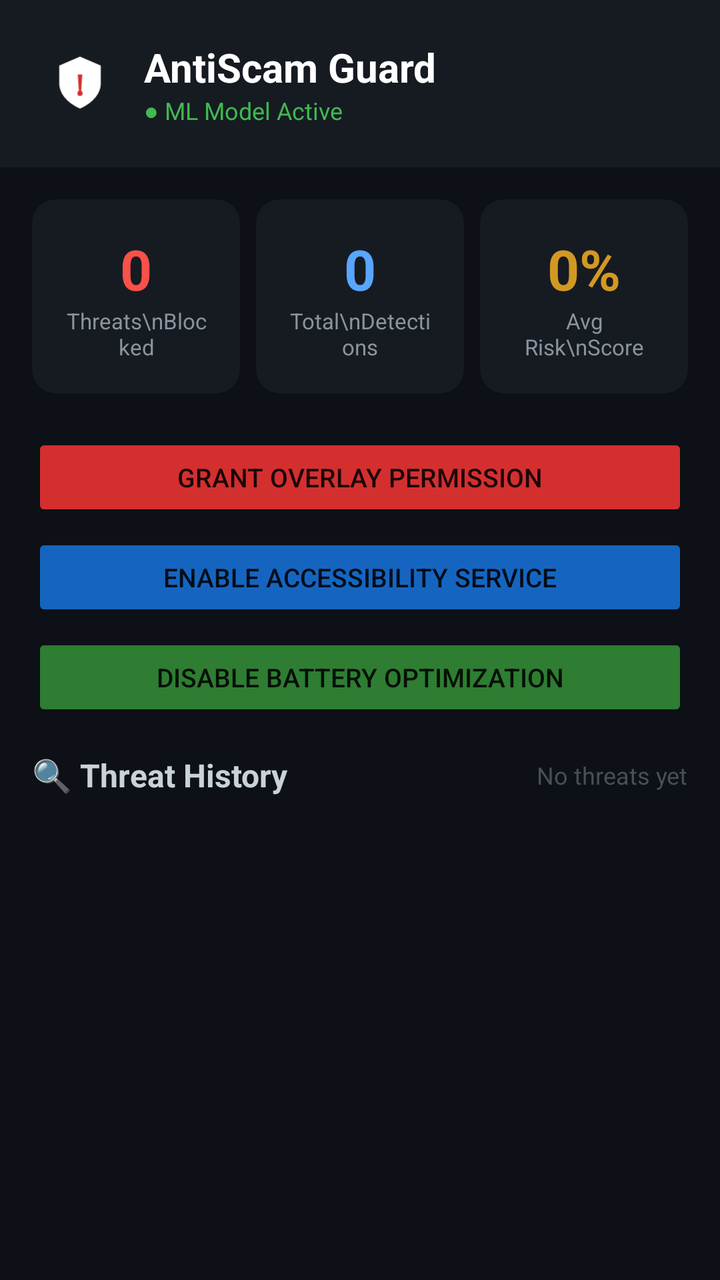
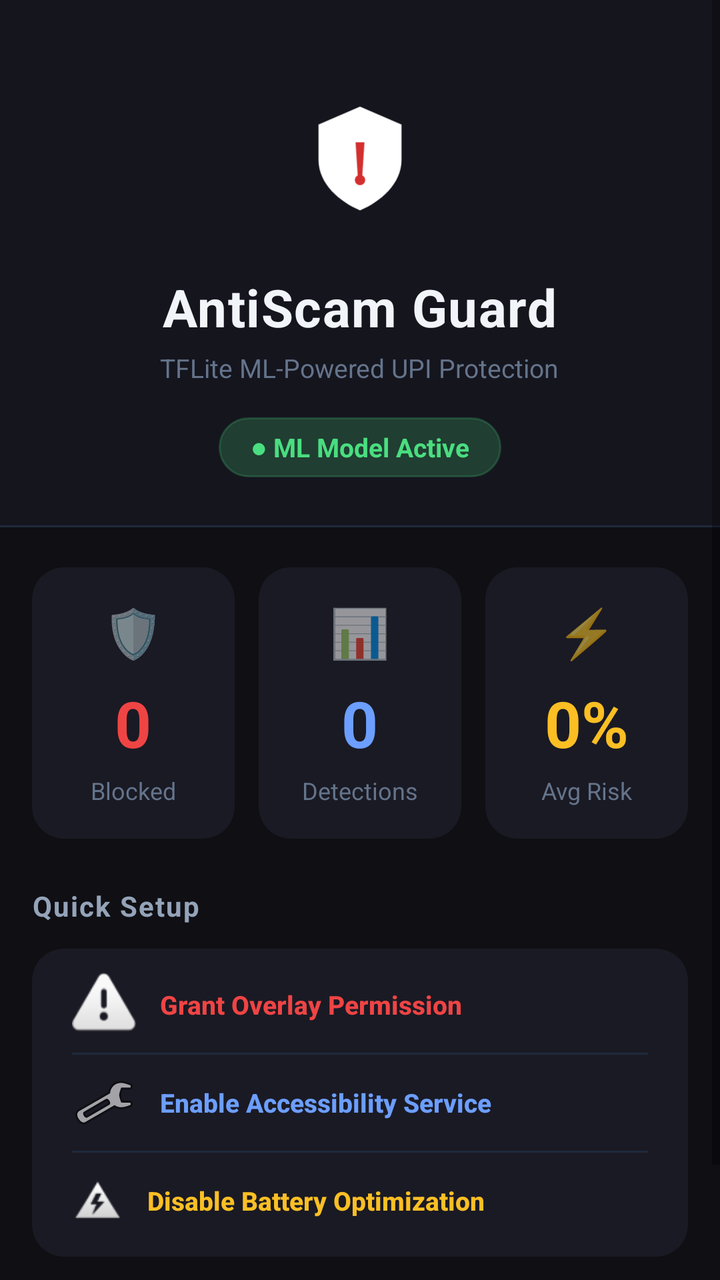

Two renders of the same Android screen: before a commit and after it. Below are the layout's source before the change and the commit's diff.
<!-- AndroidManifest.xml: application theme Theme.AntiScamApp -->
<!-- res/layout/activity_main.xml -->
<?xml version="1.0" encoding="utf-8"?>
<LinearLayout xmlns:android="http://schemas.android.com/apk/res/android"
    xmlns:app="http://schemas.android.com/apk/res-auto"
    android:layout_width="match_parent"
    android:layout_height="match_parent"
    android:orientation="vertical"
    android:background="#0D1117">

    
    <LinearLayout
        android:layout_width="match_parent"
        android:layout_height="wrap_content"
        android:orientation="horizontal"
        android:gravity="center_vertical"
        android:padding="20dp"
        android:background="#161B22">

        <ImageView
            android:layout_width="40dp"
            android:layout_height="40dp"
            android:src="@drawable/ic_launcher_foreground"
            android:layout_marginEnd="12dp" />

        <LinearLayout
            android:layout_width="0dp"
            android:layout_height="wrap_content"
            android:layout_weight="1"
            android:orientation="vertical">

            <TextView
                android:layout_width="wrap_content"
                android:layout_height="wrap_content"
                android:text="AntiScam Guard"
                android:textColor="#FFFFFF"
                android:textSize="20sp"
                android:textStyle="bold" />

            <TextView
                android:id="@+id/tv_status"
                android:layout_width="wrap_content"
                android:layout_height="wrap_content"
                android:text="● ML Model Active"
                android:textColor="#3FB950"
                android:textSize="12sp" />
        </LinearLayout>
    </LinearLayout>

    
    <LinearLayout
        android:layout_width="match_parent"
        android:layout_height="wrap_content"
        android:orientation="horizontal"
        android:padding="12dp"
        android:gravity="center">

        
        <androidx.cardview.widget.CardView
            android:layout_width="0dp"
            android:layout_height="wrap_content"
            android:layout_weight="1"
            android:layout_margin="4dp"
            app:cardBackgroundColor="#161B22"
            app:cardCornerRadius="12dp"
            app:cardElevation="0dp">

            <LinearLayout
                android:layout_width="match_parent"
                android:layout_height="wrap_content"
                android:orientation="vertical"
                android:gravity="center"
                android:padding="16dp">

                <TextView
                    android:id="@+id/tv_stat_blocked"
                    android:layout_width="wrap_content"
                    android:layout_height="wrap_content"
                    android:text="0"
                    android:textColor="#F85149"
                    android:textSize="28sp"
                    android:textStyle="bold" />

                <TextView
                    android:layout_width="wrap_content"
                    android:layout_height="wrap_content"
                    android:text="Threats\nBlocked"
                    android:textColor="#8B949E"
                    android:textSize="11sp"
                    android:gravity="center" />
            </LinearLayout>
        </androidx.cardview.widget.CardView>

        
        <androidx.cardview.widget.CardView
            android:layout_width="0dp"
            android:layout_height="wrap_content"
            android:layout_weight="1"
            android:layout_margin="4dp"
            app:cardBackgroundColor="#161B22"
            app:cardCornerRadius="12dp"
            app:cardElevation="0dp">

            <LinearLayout
                android:layout_width="match_parent"
                android:layout_height="wrap_content"
                android:orientation="vertical"
                android:gravity="center"
                android:padding="16dp">

                <TextView
                    android:id="@+id/tv_stat_total"
                    android:layout_width="wrap_content"
                    android:layout_height="wrap_content"
                    android:text="0"
                    android:textColor="#58A6FF"
                    android:textSize="28sp"
                    android:textStyle="bold" />

                <TextView
                    android:layout_width="wrap_content"
                    android:layout_height="wrap_content"
                    android:text="Total\nDetections"
                    android:textColor="#8B949E"
                    android:textSize="11sp"
                    android:gravity="center" />
            </LinearLayout>
        </androidx.cardview.widget.CardView>

        
        <androidx.cardview.widget.CardView
            android:layout_width="0dp"
            android:layout_height="wrap_content"
            android:layout_weight="1"
            android:layout_margin="4dp"
            app:cardBackgroundColor="#161B22"
            app:cardCornerRadius="12dp"
            app:cardElevation="0dp">

            <LinearLayout
                android:layout_width="match_parent"
                android:layout_height="wrap_content"
                android:orientation="vertical"
                android:gravity="center"
                android:padding="16dp">

                <TextView
                    android:id="@+id/tv_stat_risk"
                    android:layout_width="wrap_content"
                    android:layout_height="wrap_content"
                    android:text="0%"
                    android:textColor="#D29922"
                    android:textSize="28sp"
                    android:textStyle="bold" />

                <TextView
                    android:layout_width="wrap_content"
                    android:layout_height="wrap_content"
                    android:text="Avg Risk\nScore"
                    android:textColor="#8B949E"
                    android:textSize="11sp"
                    android:gravity="center" />
            </LinearLayout>
        </androidx.cardview.widget.CardView>
    </LinearLayout>

    
    <LinearLayout
        android:layout_width="match_parent"
        android:layout_height="wrap_content"
        android:orientation="vertical"
        android:paddingHorizontal="16dp"
        android:paddingTop="4dp">

        <Button
            android:id="@+id/btn_enable_overlay"
            android:layout_width="match_parent"
            android:layout_height="44dp"
            android:text="@string/enable_overlay_button"
            android:textSize="13sp"
            android:layout_marginBottom="6dp"
            android:backgroundTint="#D32F2F" />

        <Button
            android:id="@+id/btn_enable_accessibility"
            android:layout_width="match_parent"
            android:layout_height="44dp"
            android:text="@string/enable_service_button"
            android:textSize="13sp"
            android:layout_marginBottom="6dp"
            android:backgroundTint="#1565C0" />

        <Button
            android:id="@+id/btn_battery_opt"
            android:layout_width="match_parent"
            android:layout_height="44dp"
            android:text="Disable Battery Optimization"
            android:textSize="13sp"
            android:backgroundTint="#2E7D32" />
    </LinearLayout>

    
    <LinearLayout
        android:layout_width="match_parent"
        android:layout_height="wrap_content"
        android:orientation="horizontal"
        android:gravity="center_vertical"
        android:paddingHorizontal="16dp"
        android:paddingTop="16dp"
        android:paddingBottom="8dp">

        <TextView
            android:layout_width="0dp"
            android:layout_height="wrap_content"
            android:layout_weight="1"
            android:text="🔍 Threat History"
            android:textColor="#C9D1D9"
            android:textSize="16sp"
            android:textStyle="bold" />

        <TextView
            android:id="@+id/tv_no_history"
            android:layout_width="wrap_content"
            android:layout_height="wrap_content"
            android:text="No threats yet"
            android:textColor="#484F58"
            android:textSize="12sp" />
    </LinearLayout>

    
    <androidx.recyclerview.widget.RecyclerView
        android:id="@+id/rv_history"
        android:layout_width="match_parent"
        android:layout_height="0dp"
        android:layout_weight="1"
        android:paddingHorizontal="12dp"
        android:paddingBottom="8dp"
        android:clipToPadding="false" />

</LinearLayout>
<!-- resources referenced by this layout -->
<resources>
  <!-- drawable ic_launcher_foreground (drawable) -->
  <?xml version="1.0" encoding="utf-8"?>
  <vector xmlns:android="http://schemas.android.com/apk/res/android"
      android:width="108dp"
      android:height="108dp"
      android:viewportWidth="108"
      android:viewportHeight="108">
      
      <path
          android:fillColor="#FFFFFF"
          android:pathData="M54,18 L82,30 L82,54 C82,70 68,82 54,88 C40,82 26,70 26,54 L26,30 Z" />
      
      <path
          android:fillColor="#D32F2F"
          android:pathData="M51,42 L57,42 L55.5,65 L52.5,65 Z" />
      
      <path
          android:fillColor="#D32F2F"
          android:pathData="M54,67.5 m-3.5,0 a3.5,3.5 0 1,0 7,0 a3.5,3.5 0 1,0 -7,0" />
  </vector>
  <string name="enable_overlay_button">Grant Overlay Permission</string>
  <string name="enable_service_button">Enable Accessibility Service</string>
  <style name="Theme.AntiScamApp" parent="Theme.MaterialComponents.DayNight.NoActionBar">
          <item name="colorPrimary">@color/red_warning_solid</item>
          <item name="colorPrimaryVariant">@color/red_dark</item>
          <item name="colorOnPrimary">@color/white</item>
          <item name="colorSecondary">@color/green_safe</item>
          <item name="colorOnSecondary">@color/white</item>
          <item name="android:statusBarColor" tools:targetApi="l">?attr/colorPrimaryVariant</item>
      </style>
  <color name="red_warning_solid">#FFD32F2F</color>
  <color name="red_dark">#FFB71C1C</color>
  <color name="white">#FFFFFFFF</color>
  <color name="green_safe">#FF388E3C</color>
</resources>

<!-- the commit's change to res/layout/activity_main.xml (unified diff, before → after) -->
@@ -1,238 +1,327 @@
 <?xml version="1.0" encoding="utf-8"?>
-<LinearLayout xmlns:android="http://schemas.android.com/apk/res/android"
-    xmlns:app="http://schemas.android.com/apk/res-auto"
+<ScrollView xmlns:android="http://schemas.android.com/apk/res/android"
     android:layout_width="match_parent"
     android:layout_height="match_parent"
-    android:orientation="vertical"
-    android:background="#0D1117">
-
-    
-    <LinearLayout
-        android:layout_width="match_parent"
-        android:layout_height="wrap_content"
-        android:orientation="horizontal"
-        android:gravity="center_vertical"
-        android:padding="20dp"
-        android:background="#161B22">
-
-        <ImageView
-            android:layout_width="40dp"
-            android:layout_height="40dp"
-            android:src="@drawable/ic_launcher_foreground"
-            android:layout_marginEnd="12dp" />
-
-        <LinearLayout
-            android:layout_width="0dp"
-            android:layout_height="wrap_content"
-            android:layout_weight="1"
-            android:orientation="vertical">
-
-            <TextView
-                android:layout_width="wrap_content"
-                android:layout_height="wrap_content"
-                android:text="AntiScam Guard"
-                android:textColor="#FFFFFF"
-                android:textSize="20sp"
-                android:textStyle="bold" />
-
-            <TextView
-                android:id="@+id/tv_status"
-                android:layout_width="wrap_content"
-                android:layout_height="wrap_content"
-                android:text="● ML Model Active"
-                android:textColor="#3FB950"
-                android:textSize="12sp" />
-        </LinearLayout>
-    </LinearLayout>
-
-    
-    <LinearLayout
-        android:layout_width="match_parent"
-        android:layout_height="wrap_content"
-        android:orientation="horizontal"
-        android:padding="12dp"
-        android:gravity="center">
-
-        
-        <androidx.cardview.widget.CardView
-            android:layout_width="0dp"
-            android:layout_height="wrap_content"
-            android:layout_weight="1"
-            android:layout_margin="4dp"
-            app:cardBackgroundColor="#161B22"
-            app:cardCornerRadius="12dp"
-            app:cardElevation="0dp">
-
-            <LinearLayout
-                android:layout_width="match_parent"
-                android:layout_height="wrap_content"
-                android:orientation="vertical"
-                android:gravity="center"
-                android:padding="16dp">
-
-                <TextView
-                    android:id="@+id/tv_stat_blocked"
-                    android:layout_width="wrap_content"
-                    android:layout_height="wrap_content"
-                    android:text="0"
-                    android:textColor="#F85149"
-                    android:textSize="28sp"
-                    android:textStyle="bold" />
-
-                <TextView
-                    android:layout_width="wrap_content"
-                    android:layout_height="wrap_content"
-                    android:text="Threats\nBlocked"
-                    android:textColor="#8B949E"
-                    android:textSize="11sp"
-                    android:gravity="center" />
-            </LinearLayout>
-        </androidx.cardview.widget.CardView>
-
-        
-        <androidx.cardview.widget.CardView
-            android:layout_width="0dp"
-            android:layout_height="wrap_content"
-            android:layout_weight="1"
-            android:layout_margin="4dp"
-            app:cardBackgroundColor="#161B22"
-            app:cardCornerRadius="12dp"
-            app:cardElevation="0dp">
-
-            <LinearLayout
-                android:layout_width="match_parent"
-                android:layout_height="wrap_content"
-                android:orientation="vertical"
-                android:gravity="center"
-                android:padding="16dp">
-
-                <TextView
-                    android:id="@+id/tv_stat_total"
-                    android:layout_width="wrap_content"
-                    android:layout_height="wrap_content"
-                    android:text="0"
-                    android:textColor="#58A6FF"
-                    android:textSize="28sp"
-                    android:textStyle="bold" />
-
-                <TextView
-                    android:layout_width="wrap_content"
-                    android:layout_height="wrap_content"
-                    android:text="Total\nDetections"
-                    android:textColor="#8B949E"
-                    android:textSize="11sp"
-                    android:gravity="center" />
-            </LinearLayout>
-        </androidx.cardview.widget.CardView>
-
-        
-        <androidx.cardview.widget.CardView
-            android:layout_width="0dp"
-            android:layout_height="wrap_content"
-            android:layout_weight="1"
-            android:layout_margin="4dp"
-            app:cardBackgroundColor="#161B22"
-            app:cardCornerRadius="12dp"
-            app:cardElevation="0dp">
-
-            <LinearLayout
-                android:layout_width="match_parent"
-                android:layout_height="wrap_content"
-                android:orientation="vertical"
-                android:gravity="center"
-                android:padding="16dp">
-
-                <TextView
-                    android:id="@+id/tv_stat_risk"
-                    android:layout_width="wrap_content"
-                    android:layout_height="wrap_content"
-                    android:text="0%"
-                    android:textColor="#D29922"
-                    android:textSize="28sp"
-                    android:textStyle="bold" />
-
-                <TextView
-                    android:layout_width="wrap_content"
-                    android:layout_height="wrap_content"
-                    android:text="Avg Risk\nScore"
-                    android:textColor="#8B949E"
-                    android:textSize="11sp"
-                    android:gravity="center" />
-            </LinearLayout>
-        </androidx.cardview.widget.CardView>
-    </LinearLayout>
-
-    
+    android:background="@color/bg_primary"
+    android:fillViewport="true">
+
     <LinearLayout
         android:layout_width="match_parent"
         android:layout_height="wrap_content"
         android:orientation="vertical"
-        android:paddingHorizontal="16dp"
-        android:paddingTop="4dp">
-
-        <Button
-            android:id="@+id/btn_enable_overlay"
-            android:layout_width="match_parent"
-            android:layout_height="44dp"
-            android:text="@string/enable_overlay_button"
-            android:textSize="13sp"
-            android:layout_marginBottom="6dp"
-            android:backgroundTint="#D32F2F" />
-
-        <Button
-            android:id="@+id/btn_enable_accessibility"
-            android:layout_width="match_parent"
-            android:layout_height="44dp"
-            android:text="@string/enable_service_button"
-            android:textSize="13sp"
-            android:layout_marginBottom="6dp"
-            android:backgroundTint="#1565C0" />
-
-        <Button
-            android:id="@+id/btn_battery_opt"
-            android:layout_width="match_parent"
-            android:layout_height="44dp"
-            android:text="Disable Battery Optimization"
-            android:textSize="13sp"
-            android:backgroundTint="#2E7D32" />
+        android:paddingBottom="24dp">
+
+        
+        
+        
+        <LinearLayout
+            android:layout_width="match_parent"
+            android:layout_height="wrap_content"
+            android:orientation="vertical"
+            android:gravity="center"
+            android:paddingTop="40dp"
+            android:paddingBottom="24dp"
+            android:background="@color/bg_surface">
+
+            
+            <FrameLayout
+                android:layout_width="80dp"
+                android:layout_height="80dp"
+                android:layout_marginBottom="16dp">
+
+                <ImageView
+                    android:layout_width="80dp"
+                    android:layout_height="80dp"
+                    android:src="@drawable/ic_launcher_foreground"
+                    android:scaleType="centerCrop" />
+            </FrameLayout>
+
+            <TextView
+                android:layout_width="wrap_content"
+                android:layout_height="wrap_content"
+                android:text="AntiScam Guard"
+                android:textColor="@color/text_primary"
+                android:textSize="26sp"
+                android:textStyle="bold"
+                android:letterSpacing="0.02"
+                android:layout_marginBottom="4dp" />
+
+            <TextView
+                android:layout_width="wrap_content"
+                android:layout_height="wrap_content"
+                android:text="TFLite ML-Powered UPI Protection"
+                android:textColor="@color/text_tertiary"
+                android:textSize="13sp"
+                android:layout_marginBottom="16dp" />
+
+            
+            <TextView
+                android:id="@+id/tv_status"
+                android:layout_width="wrap_content"
+                android:layout_height="wrap_content"
+                android:text="● ML Model Active"
+                android:textColor="@color/accent_green"
+                android:textSize="13sp"
+                android:textStyle="bold"
+                android:paddingHorizontal="16dp"
+                android:paddingVertical="6dp"
+                android:background="@drawable/bg_status_active" />
+        </LinearLayout>
+
+        
+        <View
+            android:layout_width="match_parent"
+            android:layout_height="1dp"
+            android:background="@color/divider" />
+
+        
+        
+        
+        <LinearLayout
+            android:layout_width="match_parent"
+            android:layout_height="wrap_content"
+            android:orientation="horizontal"
+            android:paddingHorizontal="16dp"
+            android:paddingTop="20dp"
+            android:paddingBottom="8dp">
+
+            
+            <LinearLayout
+                android:layout_width="0dp"
+                android:layout_height="wrap_content"
+                android:layout_weight="1"
+                android:layout_marginEnd="6dp"
+                android:orientation="vertical"
+                android:gravity="center"
+                android:padding="16dp"
+                android:background="@drawable/bg_card">
+
+                <TextView
+                    android:layout_width="wrap_content"
+                    android:layout_height="wrap_content"
+                    android:text="🛡️"
+                    android:textSize="24sp"
+                    android:layout_marginBottom="8dp" />
+
+                <TextView
+                    android:id="@+id/tv_stat_blocked"
+                    android:layout_width="wrap_content"
+                    android:layout_height="wrap_content"
+                    android:text="0"
+                    android:textColor="@color/accent_red"
+                    android:textSize="32sp"
+                    android:textStyle="bold" />
+
+                <TextView
+                    android:layout_width="wrap_content"
+                    android:layout_height="wrap_content"
+                    android:text="Blocked"
+                    android:textColor="@color/text_tertiary"
+                    android:textSize="12sp"
+                    android:layout_marginTop="4dp" />
+            </LinearLayout>
+
+            
+            <LinearLayout
+                android:layout_width="0dp"
+                android:layout_height="wrap_content"
+                android:layout_weight="1"
+                android:layout_marginHorizontal="6dp"
+                android:orientation="vertical"
+                android:gravity="center"
+                android:padding="16dp"
+                android:background="@drawable/bg_card">
+
+                <TextView
+                    android:layout_width="wrap_content"
+                    android:layout_height="wrap_content"
+                    android:text="📊"
+                    android:textSize="24sp"
+                    android:layout_marginBottom="8dp" />
+
+                <TextView
+                    android:id="@+id/tv_stat_total"
+                    android:layout_width="wrap_content"
+                    android:layout_height="wrap_content"
+                    android:text="0"
+                    android:textColor="@color/accent_blue"
+                    android:textSize="32sp"
+                    android:textStyle="bold" />
+
+                <TextView
+                    android:layout_width="wrap_content"
+                    android:layout_height="wrap_content"
+                    android:text="Detections"
+                    android:textColor="@color/text_tertiary"
+                    android:textSize="12sp"
+                    android:layout_marginTop="4dp" />
+            </LinearLayout>
+
+            
+            <LinearLayout
+                android:layout_width="0dp"
+                android:layout_height="wrap_content"
+                android:layout_weight="1"
+                android:layout_marginStart="6dp"
+                android:orientation="vertical"
+                android:gravity="center"
+                android:padding="16dp"
+                android:background="@drawable/bg_card">
+
+                <TextView
+                    android:layout_width="wrap_content"
+                    android:layout_height="wrap_content"
+                    android:text="⚡"
+                    android:textSize="24sp"
+                    android:layout_marginBottom="8dp" />
+
+                <TextView
+                    android:id="@+id/tv_stat_risk"
+                    android:layout_width="wrap_content"
+                    android:layout_height="wrap_content"
+                    android:text="0%"
+                    android:textColor="@color/accent_amber"
+                    android:textSize="32sp"
+                    android:textStyle="bold" />
+
+                <TextView
+                    android:layout_width="wrap_content"
+                    android:layout_height="wrap_content"
+                    android:text="Avg Risk"
+                    android:textColor="@color/text_tertiary"
+                    android:textSize="12sp"
+                    android:layout_marginTop="4dp" />
+            </LinearLayout>
+        </LinearLayout>
+
+        
+        
+        
+        <LinearLayout
+            android:layout_width="match_parent"
+            android:layout_height="wrap_content"
+            android:orientation="vertical"
+            android:paddingHorizontal="16dp"
+            android:paddingTop="16dp">
+
+            <TextView
+                android:layout_width="wrap_content"
+                android:layout_height="wrap_content"
+                android:text="Quick Setup"
+                android:textColor="@color/text_secondary"
+                android:textSize="14sp"
+                android:textStyle="bold"
+                android:layout_marginBottom="12dp"
+                android:letterSpacing="0.05" />
+
+            <LinearLayout
+                android:layout_width="match_parent"
+                android:layout_height="wrap_content"
+                android:orientation="vertical"
+                android:background="@drawable/bg_card"
+                android:padding="4dp">
+
+                
+                <Button
+                    android:id="@+id/btn_enable_overlay"
+                    android:layout_width="match_parent"
+                    android:layout_height="48dp"
+                    android:text="@string/enable_overlay_button"
+                    android:textColor="@color/accent_red"
+                    android:textSize="13sp"
+                    android:textStyle="bold"
+                    android:textAllCaps="false"
+                    android:background="@android:color/transparent"
+                    android:drawableStart="@android:drawable/ic_dialog_alert"
+                    android:drawablePadding="12dp"
+                    android:gravity="center_vertical"
+                    android:paddingHorizontal="16dp" />
+
+                <View
+                    android:layout_width="match_parent"
+                    android:layout_height="1dp"
+                    android:layout_marginHorizontal="16dp"
+                    android:background="@color/divider" />
+
+                
+                <Button
+                    android:id="@+id/btn_enable_accessibility"
+                    android:layout_width="match_parent"
+                    android:layout_height="48dp"
+                    android:text="@string/enable_service_button"
+                    android:textColor="@color/accent_blue"
+                    android:textSize="13sp"
+                    android:textStyle="bold"
+                    android:textAllCaps="false"
+                    android:background="@android:color/transparent"
+                    android:drawableStart="@android:drawable/ic_menu_manage"
+                    android:drawablePadding="12dp"
+                    android:gravity="center_vertical"
+                    android:paddingHorizontal="16dp" />
+
+                <View
+                    android:layout_width="match_parent"
+                    android:layout_height="1dp"
+                    android:layout_marginHorizontal="16dp"
+                    android:background="@color/divider" />
+
+                
+                <Button
+                    android:id="@+id/btn_battery_opt"
+                    android:layout_width="match_parent"
+                    android:layout_height="48dp"
+                    android:text="Disable Battery Optimization"
+                    android:textColor="@color/accent_amber"
+                    android:textSize="13sp"
+                    android:textStyle="bold"
+                    android:textAllCaps="false"
+                    android:background="@android:color/transparent"
+                    android:drawableStart="@android:drawable/ic_lock_idle_low_battery"
+                    android:drawablePadding="12dp"
+                    android:gravity="center_vertical"
+                    android:paddingHorizontal="16dp" />
+            </LinearLayout>
+        </LinearLayout>
+
+        
+        
+        
+        <LinearLayout
+            android:layout_width="match_parent"
+            android:layout_height="wrap_content"
+            android:orientation="horizontal"
+            android:gravity="center_vertical"
+            android:paddingHorizontal="16dp"
+            android:paddingTop="24dp"
+            android:paddingBottom="8dp">
+
+            <TextView
+                android:layout_width="0dp"
+                android:layout_height="wrap_content"
+                android:layout_weight="1"
+                android:text="Threat History"
+                android:textColor="@color/text_secondary"
+                android:textSize="14sp"
+                android:textStyle="bold"
+                android:letterSpacing="0.05" />
+
+            <TextView
+                android:id="@+id/tv_no_history"
+                android:layout_width="wrap_content"
+                android:layout_height="wrap_content"
+                android:text="No events yet"
+                android:textColor="@color/text_muted"
+                android:textSize="12sp" />
+        </LinearLayout>
+
+        
+        <androidx.recyclerview.widget.RecyclerView
+            android:id="@+id/rv_history"
+            android:layout_width="match_parent"
+            android:layout_height="wrap_content"
+            android:nestedScrollingEnabled="false"
+            android:paddingHorizontal="12dp"
+            android:clipToPadding="false" />
+
     </LinearLayout>
-
-    
-    <LinearLayout
-        android:layout_width="match_parent"
-        android:layout_height="wrap_content"
-        android:orientation="horizontal"
-        android:gravity="center_vertical"
-        android:paddingHorizontal="16dp"
-        android:paddingTop="16dp"
-        android:paddingBottom="8dp">
-
-        <TextView
-            android:layout_width="0dp"
-            android:layout_height="wrap_content"
-            android:layout_weight="1"
-            android:text="🔍 Threat History"
-            android:textColor="#C9D1D9"
-            android:textSize="16sp"
-            android:textStyle="bold" />
-
-        <TextView
-            android:id="@+id/tv_no_history"
-            android:layout_width="wrap_content"
-            android:layout_height="wrap_content"
-            android:text="No threats yet"
-            android:textColor="#484F58"
-            android:textSize="12sp" />
-    </LinearLayout>
-
-    
-    <androidx.recyclerview.widget.RecyclerView
-        android:id="@+id/rv_history"
-        android:layout_width="match_parent"
-        android:layout_height="0dp"
-        android:layout_weight="1"
-        android:paddingHorizontal="12dp"
-        android:paddingBottom="8dp"
-        android:clipToPadding="false" />
-
-</LinearLayout>
+</ScrollView>
<!-- resource entries referenced after the edit -->
@@ -1,5 +1,31 @@
 <!-- resources referenced by this layout -->
 <resources>
+  <color name="accent_amber">#FFFBBF24</color>
+  <color name="accent_blue">#FF6C9EFF</color>
+  <color name="accent_green">#FF4ADE80</color>
+  <color name="accent_red">#FFEF4444</color>
+  <color name="bg_primary">#FF0F0F14</color>
+  <color name="bg_surface">#FF15151E</color>
+  <color name="divider">#FF1E293B</color>
+  <color name="text_muted">#FF475569</color>
+  <color name="text_primary">#FFF1F5F9</color>
+  <color name="text_secondary">#FF94A3B8</color>
+  <color name="text_tertiary">#FF64748B</color>
+  <!-- drawable bg_card (drawable) -->
+  <?xml version="1.0" encoding="utf-8"?>
+  <shape xmlns:android="http://schemas.android.com/apk/res/android"
+      android:shape="rectangle">
+      <corners android:radius="16dp" />
+      <solid android:color="@color/bg_card" />
+  </shape>
+  <!-- drawable bg_status_active (drawable) -->
+  <?xml version="1.0" encoding="utf-8"?>
+  <shape xmlns:android="http://schemas.android.com/apk/res/android"
+      android:shape="rectangle">
+      <corners android:radius="20dp" />
+      <solid android:color="@color/accent_green_dim" />
+      <stroke android:width="1dp" android:color="#334ADE80" />
+  </shape>
   <!-- drawable ic_launcher_foreground (drawable) -->
   <?xml version="1.0" encoding="utf-8"?>
   <vector xmlns:android="http://schemas.android.com/apk/res/android"
@@ -23,16 +49,18 @@
   <string name="enable_overlay_button">Grant Overlay Permission</string>
   <string name="enable_service_button">Enable Accessibility Service</string>
   <style name="Theme.AntiScamApp" parent="Theme.MaterialComponents.DayNight.NoActionBar">
-          <item name="colorPrimary">@color/red_warning_solid</item>
-          <item name="colorPrimaryVariant">@color/red_dark</item>
+          <item name="colorPrimary">@color/accent_blue</item>
+          <item name="colorPrimaryVariant">@color/bg_primary</item>
           <item name="colorOnPrimary">@color/white</item>
-          <item name="colorSecondary">@color/green_safe</item>
+          <item name="colorSecondary">@color/accent_green</item>
           <item name="colorOnSecondary">@color/white</item>
-          <item name="android:statusBarColor" tools:targetApi="l">?attr/colorPrimaryVariant</item>
+          <item name="android:windowBackground">@color/bg_primary</item>
+          <item name="android:statusBarColor" tools:targetApi="l">@color/bg_primary</item>
+          <item name="android:navigationBarColor" tools:targetApi="l">@color/bg_primary</item>
+          <item name="android:windowLightStatusBar" tools:targetApi="m">false</item>
       </style>
-  <color name="red_warning_solid">#FFD32F2F</color>
-  <color name="red_dark">#FFB71C1C</color>
+  <color name="bg_card">#FF1A1A24</color>
+  <color name="accent_green_dim">#334ADE80</color>
   <color name="white">#FFFFFFFF</color>
-  <color name="green_safe">#FF388E3C</color>
 </resources>
 
